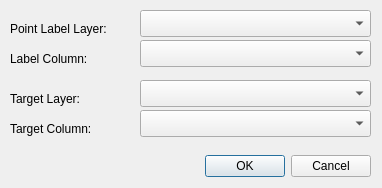
Old version of the form label2attr_dialog_base.ui in the repository zsiki/Label2Attr.
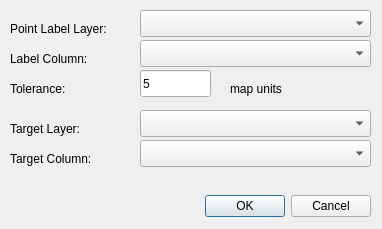
New version of the form.

Commit message: finising attributecopy to target and adding tolerance

What changed in the file:
```diff
--- a/label2attr_dialog_base.ui
+++ b/label2attr_dialog_base.ui
@@ -7,7 +7,7 @@
     <x>0</x>
     <y>0</y>
     <width>382</width>
-    <height>188</height>
+    <height>229</height>
    </rect>
   </property>
   <property name="windowTitle">
@@ -17,7 +17,7 @@
    <property name="geometry">
     <rect>
      <x>70</x>
-     <y>150</y>
+     <y>190</y>
      <width>301</width>
      <height>32</height>
     </rect>
@@ -56,7 +56,7 @@
    <property name="geometry">
     <rect>
      <x>10</x>
-     <y>90</y>
+     <y>120</y>
      <width>101</width>
      <height>17</height>
     </rect>
@@ -69,7 +69,7 @@
    <property name="geometry">
     <rect>
      <x>140</x>
-     <y>80</y>
+     <y>110</y>
      <width>231</width>
      <height>27</height>
     </rect>
@@ -79,7 +79,7 @@
    <property name="geometry">
     <rect>
      <x>10</x>
-     <y>120</y>
+     <y>150</y>
      <width>111</width>
      <height>17</height>
     </rect>
@@ -92,7 +92,7 @@
    <property name="geometry">
     <rect>
      <x>140</x>
-     <y>110</y>
+     <y>140</y>
      <width>231</width>
      <height>27</height>
     </rect>
@@ -121,6 +121,45 @@
     <string>Label Column:</string>
    </property>
   </widget>
+  <widget class="QLabel" name="label_5">
+   <property name="geometry">
+    <rect>
+     <x>10</x>
+     <y>80</y>
+     <width>121</width>
+     <height>17</height>
+    </rect>
+   </property>
+   <property name="text">
+    <string>Tolerance:</string>
+   </property>
+  </widget>
+  <widget class="QLineEdit" name="ToleranceEdit">
+   <property name="geometry">
+    <rect>
+     <x>140</x>
+     <y>70</y>
+     <width>71</width>
+     <height>27</height>
+    </rect>
+   </property>
+   <property name="text">
+    <string>5</string>
+   </property>
+  </widget>
+  <widget class="QLabel" name="label_6">
+   <property name="geometry">
+    <rect>
+     <x>230</x>
+     <y>80</y>
+     <width>121</width>
+     <height>17</height>
+    </rect>
+   </property>
+   <property name="text">
+    <string>map units</string>
+   </property>
+  </widget>
  </widget>
  <resources/>
  <connections>
```
The commit also changes 2 other files.
